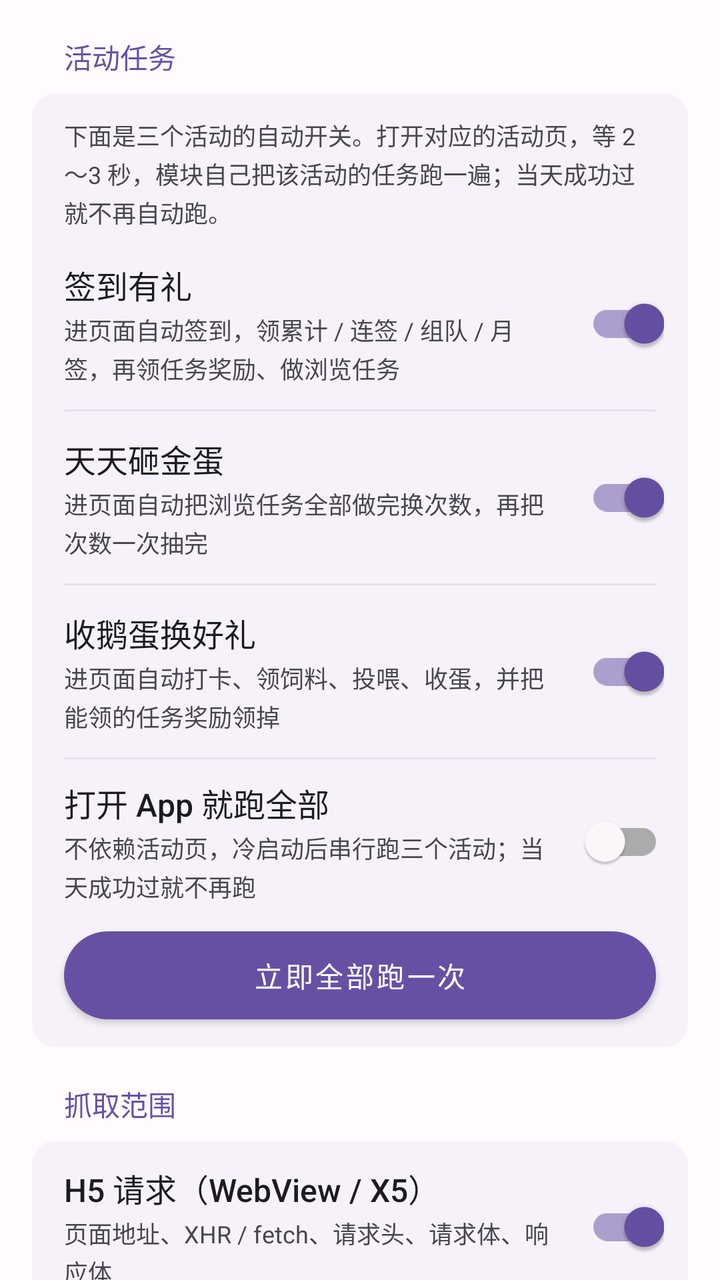
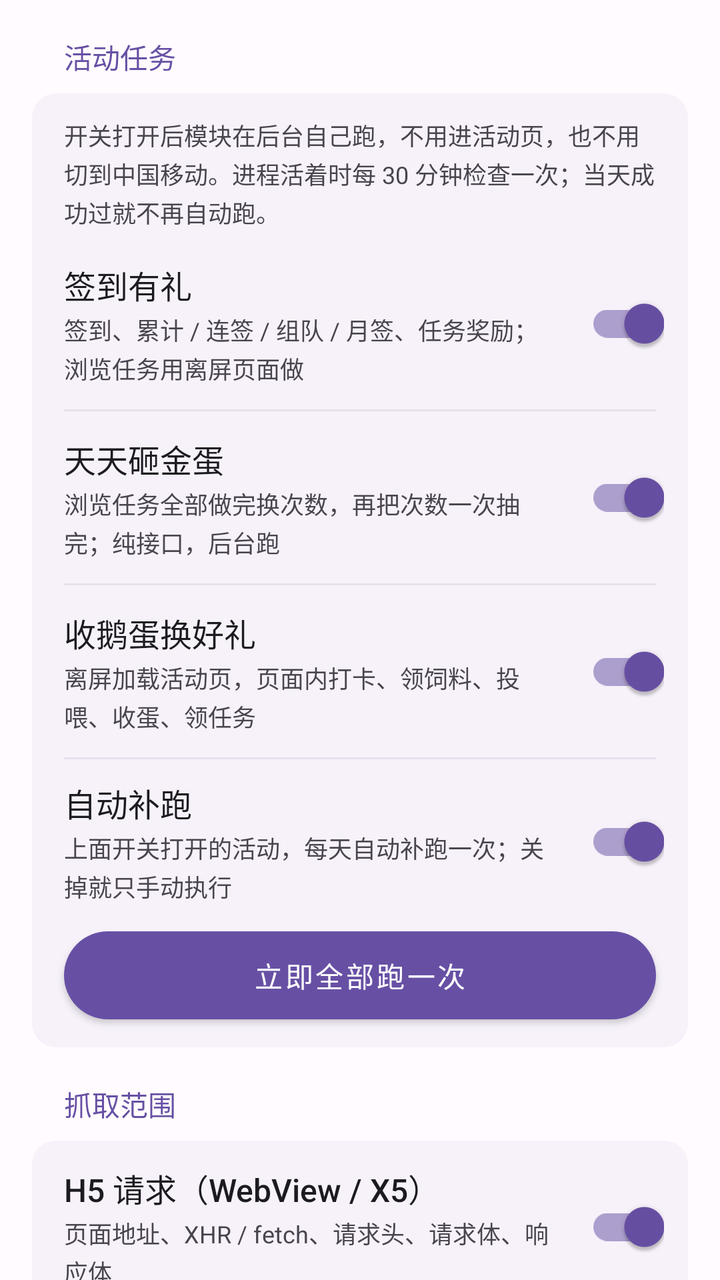

Compare the two renders of this Android layout. The source of the first and the diff that turns it into the second are given below.
<!-- AndroidManifest.xml: application theme Theme.CmccHook -->
<!-- res/layout/page_func.xml -->
<?xml version="1.0" encoding="utf-8"?>
<ScrollView xmlns:android="http://schemas.android.com/apk/res/android"
    xmlns:app="http://schemas.android.com/apk/res-auto"
    android:layout_width="match_parent"
    android:layout_height="match_parent"
    android:clipToPadding="false"
    android:fillViewport="true"
    android:scrollbars="none">

    <LinearLayout
        android:layout_width="match_parent"
        android:layout_height="wrap_content"
        android:orientation="vertical"
        android:paddingStart="16dp"
        android:paddingEnd="16dp"
        android:paddingBottom="24dp">

        <TextView
            style="@style/SectionTitle"
            android:layout_width="wrap_content"
            android:layout_height="wrap_content"
            android:text="@string/task_title" />

        <LinearLayout
            style="@style/CardBox"
            android:layout_width="match_parent"
            android:layout_height="wrap_content">

            <TextView
                style="@style/RowDesc"
                android:layout_width="match_parent"
                android:layout_height="wrap_content"
                android:paddingStart="16dp"
                android:paddingTop="12dp"
                android:paddingEnd="16dp"
                android:paddingBottom="4dp"
                android:text="@string/task_hint" />

            <LinearLayout
                android:layout_width="match_parent"
                android:layout_height="wrap_content"
                android:gravity="center_vertical"
                android:orientation="horizontal"
                android:paddingStart="16dp"
                android:paddingTop="12dp"
                android:paddingEnd="12dp"
                android:paddingBottom="12dp">

                <LinearLayout
                    android:layout_width="0dp"
                    android:layout_height="wrap_content"
                    android:layout_weight="1"
                    android:orientation="vertical">

                    <TextView
                        style="@style/RowTitle"
                        android:layout_width="match_parent"
                        android:layout_height="wrap_content"
                        android:text="@string/task_sign" />

                    <TextView
                        style="@style/RowDesc"
                        android:layout_width="match_parent"
                        android:layout_height="wrap_content"
                        android:text="@string/task_sign_desc" />
                </LinearLayout>

                <com.google.android.material.switchmaterial.SwitchMaterial
                    android:id="@+id/switchPageSign"
                    android:layout_width="wrap_content"
                    android:layout_height="wrap_content"
                    android:layout_marginStart="8dp"
                    android:checked="true" />
            </LinearLayout>

            <View
                android:layout_width="match_parent"
                android:layout_height="1dp"
                android:layout_marginStart="16dp"
                android:layout_marginEnd="16dp"
                android:background="@color/divider" />

            <LinearLayout
                android:layout_width="match_parent"
                android:layout_height="wrap_content"
                android:gravity="center_vertical"
                android:orientation="horizontal"
                android:paddingStart="16dp"
                android:paddingTop="12dp"
                android:paddingEnd="12dp"
                android:paddingBottom="12dp">

                <LinearLayout
                    android:layout_width="0dp"
                    android:layout_height="wrap_content"
                    android:layout_weight="1"
                    android:orientation="vertical">

                    <TextView
                        style="@style/RowTitle"
                        android:layout_width="match_parent"
                        android:layout_height="wrap_content"
                        android:text="@string/task_egg" />

                    <TextView
                        style="@style/RowDesc"
                        android:layout_width="match_parent"
                        android:layout_height="wrap_content"
                        android:text="@string/task_egg_desc" />
                </LinearLayout>

                <com.google.android.material.switchmaterial.SwitchMaterial
                    android:id="@+id/switchPageEgg"
                    android:layout_width="wrap_content"
                    android:layout_height="wrap_content"
                    android:layout_marginStart="8dp"
                    android:checked="true" />
            </LinearLayout>

            <View
                android:layout_width="match_parent"
                android:layout_height="1dp"
                android:layout_marginStart="16dp"
                android:layout_marginEnd="16dp"
                android:background="@color/divider" />

            <LinearLayout
                android:layout_width="match_parent"
                android:layout_height="wrap_content"
                android:gravity="center_vertical"
                android:orientation="horizontal"
                android:paddingStart="16dp"
                android:paddingTop="12dp"
                android:paddingEnd="12dp"
                android:paddingBottom="12dp">

                <LinearLayout
                    android:layout_width="0dp"
                    android:layout_height="wrap_content"
                    android:layout_weight="1"
                    android:orientation="vertical">

                    <TextView
                        style="@style/RowTitle"
                        android:layout_width="match_parent"
                        android:layout_height="wrap_content"
                        android:text="@string/task_goose" />

                    <TextView
                        style="@style/RowDesc"
                        android:layout_width="match_parent"
                        android:layout_height="wrap_content"
                        android:text="@string/task_goose_desc" />
                </LinearLayout>

                <com.google.android.material.switchmaterial.SwitchMaterial
                    android:id="@+id/switchPageGoose"
                    android:layout_width="wrap_content"
                    android:layout_height="wrap_content"
                    android:layout_marginStart="8dp"
                    android:checked="true" />
            </LinearLayout>

            <View
                android:layout_width="match_parent"
                android:layout_height="1dp"
                android:layout_marginStart="16dp"
                android:layout_marginEnd="16dp"
                android:background="@color/divider" />

            <LinearLayout
                android:layout_width="match_parent"
                android:layout_height="wrap_content"
                android:gravity="center_vertical"
                android:orientation="horizontal"
                android:paddingStart="16dp"
                android:paddingTop="10dp"
                android:paddingEnd="12dp"
                android:paddingBottom="10dp">

                <LinearLayout
                    android:layout_width="0dp"
                    android:layout_height="wrap_content"
                    android:layout_weight="1"
                    android:orientation="vertical">

                    <TextView
                        style="@style/RowTitle"
                        android:layout_width="match_parent"
                        android:layout_height="wrap_content"
                        android:text="@string/task_auto" />

                    <TextView
                        style="@style/RowDesc"
                        android:layout_width="match_parent"
                        android:layout_height="wrap_content"
                        android:text="@string/task_auto_desc" />
                </LinearLayout>

                <com.google.android.material.switchmaterial.SwitchMaterial
                    android:id="@+id/switchAutoSign"
                    android:layout_width="wrap_content"
                    android:layout_height="wrap_content"
                    android:layout_marginStart="8dp"
                    android:checked="false" />
            </LinearLayout>

            <com.google.android.material.button.MaterialButton
                android:id="@+id/btnRunAll"
                android:layout_width="match_parent"
                android:layout_height="44dp"
                android:layout_marginStart="16dp"
                android:layout_marginTop="4dp"
                android:layout_marginEnd="16dp"
                android:layout_marginBottom="14dp"
                android:insetTop="0dp"
                android:insetBottom="0dp"
                android:text="@string/btn_all"
                android:textAllCaps="false"
                android:textColor="@color/on_primary"
                android:textSize="14sp"
                app:backgroundTint="@color/primary"
                app:cornerRadius="999dp"
                app:elevation="0dp" />
        </LinearLayout>



        <TextView
            style="@style/SectionTitle"
            android:layout_width="wrap_content"
            android:layout_height="wrap_content"
            android:text="@string/capture_title" />

        <LinearLayout
            style="@style/CardBox"
            android:layout_width="match_parent"
            android:layout_height="wrap_content">

            <LinearLayout
                android:layout_width="match_parent"
                android:layout_height="wrap_content"
                android:gravity="center_vertical"
                android:orientation="horizontal"
                android:paddingStart="16dp"
                android:paddingTop="12dp"
                android:paddingEnd="12dp"
                android:paddingBottom="12dp">

                <LinearLayout
                    android:layout_width="0dp"
                    android:layout_height="wrap_content"
                    android:layout_weight="1"
                    android:orientation="vertical">

                    <TextView
                        style="@style/RowTitle"
                        android:layout_width="match_parent"
                        android:layout_height="wrap_content"
                        android:text="@string/capture_h5" />

                    <TextView
                        style="@style/RowDesc"
                        android:layout_width="match_parent"
                        android:layout_height="wrap_content"
                        android:text="@string/capture_h5_desc" />
                </LinearLayout>

                <com.google.android.material.switchmaterial.SwitchMaterial
                    android:id="@+id/switchH5"
                    android:layout_width="wrap_content"
                    android:layout_height="wrap_content"
                    android:layout_marginStart="8dp"
                    android:checked="true" />
            </LinearLayout>

            <View
                android:layout_width="match_parent"
                android:layout_height="1dp"
                android:layout_marginStart="16dp"
                android:layout_marginEnd="16dp"
                android:background="@color/divider" />

            <LinearLayout
                android:layout_width="match_parent"
                android:layout_height="wrap_content"
                android:gravity="center_vertical"
                android:orientation="horizontal"
                android:paddingStart="16dp"
                android:paddingTop="12dp"
                android:paddingEnd="12dp"
                android:paddingBottom="12dp">

                <LinearLayout
                    android:layout_width="0dp"
                    android:layout_height="wrap_content"
                    android:layout_weight="1"
                    android:orientation="vertical">

                    <TextView
                        style="@style/RowTitle"
                        android:layout_width="match_parent"
                        android:layout_height="wrap_content"
                        android:text="@string/capture_native" />

                    <TextView
                        style="@style/RowDesc"
                        android:layout_width="match_parent"
                        android:layout_height="wrap_content"
                        android:text="@string/capture_native_desc" />
                </LinearLayout>

                <com.google.android.material.switchmaterial.SwitchMaterial
                    android:id="@+id/switchNative"
                    android:layout_width="wrap_content"
                    android:layout_height="wrap_content"
                    android:layout_marginStart="8dp"
                    android:checked="true" />
            </LinearLayout>

            <View
                android:layout_width="match_parent"
                android:layout_height="1dp"
                android:layout_marginStart="16dp"
                android:layout_marginEnd="16dp"
                android:background="@color/divider" />

            <LinearLayout
                android:layout_width="match_parent"
                android:layout_height="wrap_content"
                android:gravity="center_vertical"
                android:orientation="horizontal"
                android:paddingStart="16dp"
                android:paddingTop="12dp"
                android:paddingEnd="12dp"
                android:paddingBottom="12dp">

                <LinearLayout
                    android:layout_width="0dp"
                    android:layout_height="wrap_content"
                    android:layout_weight="1"
                    android:orientation="vertical">

                    <TextView
                        style="@style/RowTitle"
                        android:layout_width="match_parent"
                        android:layout_height="wrap_content"
                        android:text="@string/capture_ui" />

                    <TextView
                        style="@style/RowDesc"
                        android:layout_width="match_parent"
                        android:layout_height="wrap_content"
                        android:text="@string/capture_ui_desc" />
                </LinearLayout>

                <com.google.android.material.switchmaterial.SwitchMaterial
                    android:id="@+id/switchUi"
                    android:layout_width="wrap_content"
                    android:layout_height="wrap_content"
                    android:layout_marginStart="8dp"
                    android:checked="true" />
            </LinearLayout>

            <View
                android:layout_width="match_parent"
                android:layout_height="1dp"
                android:layout_marginStart="16dp"
                android:layout_marginEnd="16dp"
                android:background="@color/divider" />

            <LinearLayout
                android:layout_width="match_parent"
                android:layout_height="wrap_content"
                android:gravity="center_vertical"
                android:orientation="horizontal"
                android:paddingStart="16dp"
                android:paddingTop="12dp"
                android:paddingEnd="12dp"
                android:paddingBottom="12dp">

                <LinearLayout
                    android:layout_width="0dp"
                    android:layout_height="wrap_content"
                    android:layout_weight="1"
                    android:orientation="vertical">

                    <TextView
                        style="@style/RowTitle"
                        android:layout_width="match_parent"
                        android:layout_height="wrap_content"
                        android:text="@string/capture_storage" />

                    <TextView
                        style="@style/RowDesc"
                        android:layout_width="match_parent"
                        android:layout_height="wrap_content"
                        android:text="@string/capture_storage_desc" />
                </LinearLayout>

                <com.google.android.material.switchmaterial.SwitchMaterial
                    android:id="@+id/switchStorage"
                    android:layout_width="wrap_content"
                    android:layout_height="wrap_content"
                    android:layout_marginStart="8dp"
                    android:checked="true" />
            </LinearLayout>
        </LinearLayout>

        <TextView
            style="@style/SectionTitle"
            android:layout_width="wrap_content"
            android:layout_height="wrap_content"
            android:text="@string/filter_title" />

        <LinearLayout
            style="@style/CardBox"
            android:layout_width="match_parent"
            android:layout_height="wrap_content">

            <LinearLayout
                android:layout_width="match_parent"
                android:layout_height="wrap_content"
                android:gravity="center_vertical"
                android:orientation="horizontal"
                android:paddingStart="16dp"
                android:paddingTop="12dp"
                android:paddingEnd="12dp"
                android:paddingBottom="12dp">

                <LinearLayout
                    android:layout_width="0dp"
                    android:layout_height="wrap_content"
                    android:layout_weight="1"
                    android:orientation="vertical">

                    <TextView
                        style="@style/RowTitle"
                        android:layout_width="match_parent"
                        android:layout_height="wrap_content"
                        android:text="@string/capture_filter" />

                    <TextView
                        style="@style/RowDesc"
                        android:layout_width="match_parent"
                        android:layout_height="wrap_content"
                        android:text="@string/capture_filter_desc" />
                </LinearLayout>

                <com.google.android.material.switchmaterial.SwitchMaterial
                    android:id="@+id/switchFilter"
                    android:layout_width="wrap_content"
                    android:layout_height="wrap_content"
                    android:layout_marginStart="8dp"
                    android:checked="true" />
            </LinearLayout>

            <View
                android:layout_width="match_parent"
                android:layout_height="1dp"
                android:layout_marginStart="16dp"
                android:layout_marginEnd="16dp"
                android:background="@color/divider" />

            <LinearLayout
                android:layout_width="match_parent"
                android:layout_height="wrap_content"
                android:gravity="center_vertical"
                android:orientation="horizontal"
                android:paddingStart="16dp"
                android:paddingTop="12dp"
                android:paddingEnd="12dp"
                android:paddingBottom="12dp">

                <LinearLayout
                    android:layout_width="0dp"
                    android:layout_height="wrap_content"
                    android:layout_weight="1"
                    android:orientation="vertical">

                    <TextView
                        style="@style/RowTitle"
                        android:layout_width="match_parent"
                        android:layout_height="wrap_content"
                        android:text="@string/capture_h5_noise" />

                    <TextView
                        style="@style/RowDesc"
                        android:layout_width="match_parent"
                        android:layout_height="wrap_content"
                        android:text="@string/capture_h5_noise_desc" />
                </LinearLayout>

                <com.google.android.material.switchmaterial.SwitchMaterial
                    android:id="@+id/switchH5Noise"
                    android:layout_width="wrap_content"
                    android:layout_height="wrap_content"
                    android:layout_marginStart="8dp"
                    android:checked="true" />
            </LinearLayout>
        </LinearLayout>

        <TextView
            style="@style/SectionTitle"
            android:layout_width="wrap_content"
            android:layout_height="wrap_content"
            android:text="@string/debug_title" />

        <LinearLayout
            style="@style/CardBox"
            android:layout_width="match_parent"
            android:layout_height="wrap_content"
            android:paddingStart="16dp"
            android:paddingTop="12dp"
            android:paddingEnd="12dp"
            android:paddingBottom="12dp">

            <LinearLayout
                android:layout_width="match_parent"
                android:layout_height="wrap_content"
                android:gravity="center_vertical"
                android:orientation="horizontal">

                <LinearLayout
                    android:layout_width="0dp"
                    android:layout_height="wrap_content"
                    android:layout_weight="1"
                    android:orientation="vertical">

                    <TextView
                        style="@style/RowTitle"
                        android:layout_width="match_parent"
                        android:layout_height="wrap_content"
                        android:text="@string/capture_verbose_raw" />

                    <TextView
                        style="@style/RowDesc"
                        android:layout_width="match_parent"
                        android:layout_height="wrap_content"
                        android:text="@string/capture_verbose_raw_desc" />
                </LinearLayout>

                <com.google.android.material.switchmaterial.SwitchMaterial
                    android:id="@+id/switchVerboseRaw"
                    android:layout_width="wrap_content"
                    android:layout_height="wrap_content"
                    android:layout_marginStart="8dp"
                    android:checked="false" />
            </LinearLayout>
        </LinearLayout>

        <TextView
            style="@style/SectionTitle"
            android:layout_width="wrap_content"
            android:layout_height="wrap_content"
            android:text="@string/module_title" />

        <LinearLayout
            style="@style/CardBox"
            android:layout_width="match_parent"
            android:layout_height="wrap_content"
            android:paddingStart="16dp"
            android:paddingTop="12dp"
            android:paddingEnd="12dp"
            android:paddingBottom="12dp">

            <LinearLayout
                android:layout_width="match_parent"
                android:layout_height="wrap_content"
                android:gravity="center_vertical"
                android:orientation="horizontal">

                <LinearLayout
                    android:layout_width="0dp"
                    android:layout_height="wrap_content"
                    android:layout_weight="1"
                    android:orientation="vertical">

                    <TextView
                        style="@style/RowTitle"
                        android:layout_width="match_parent"
                        android:layout_height="wrap_content"
                        android:text="@string/capture_secondary" />

                    <TextView
                        style="@style/RowDesc"
                        android:layout_width="match_parent"
                        android:layout_height="wrap_content"
                        android:text="@string/capture_secondary_desc" />
                </LinearLayout>

                <com.google.android.material.switchmaterial.SwitchMaterial
                    android:id="@+id/switchSecondary"
                    android:layout_width="wrap_content"
                    android:layout_height="wrap_content"
                    android:layout_marginStart="8dp"
                    android:checked="false" />
            </LinearLayout>
        </LinearLayout>
    </LinearLayout>
</ScrollView>
<!-- resources referenced by this layout -->
<resources>
  <color name="divider">#E7E0EC</color>
  <color name="on_primary">#FFFFFF</color>
  <color name="primary">#6750A4</color>
  <string name="btn_all">立即全部跑一次</string>
  <string name="capture_filter">仅记录 10086 / cmcc 域名</string>
  <string name="capture_filter_desc">关闭后会记录目标 App 的更多请求，日志会明显变多</string>
  <string name="capture_h5">H5 请求（WebView / X5）</string>
  <string name="capture_h5_desc">页面地址、XHR / fetch、请求头、请求体、响应体</string>
  <string name="capture_h5_noise">过滤 H5 埋点噪音</string>
  <string name="capture_h5_noise_desc">屏蔽 psie 曝光埋点等第三方 SDK 的重复报错，每 60 秒汇总一条。关闭后原样记录每一条。</string>
  <string name="capture_native">原生网络（OkHttp）</string>
  <string name="capture_native_desc">App 自身接口的 URL、请求头、请求体、响应头、响应体</string>
  <string name="capture_secondary">注入其他进程（默认关闭）</string>
  <string name="capture_secondary_desc">加固壳的 :tools 安全进程始终跳过。只有需要抓取推送 / X5 沙盒等进程时才打开，平时保持关闭更稳定。</string>
  <string name="capture_storage">Cookie / Storage</string>
  <string name="capture_storage_desc">WebView Cookie、localStorage、sessionStorage</string>
  <string name="capture_title">抓取范围</string>
  <string name="capture_ui">页面与点击</string>
  <string name="capture_ui_desc">Activity 跳转、WebView 页面、H5 点击文本</string>
  <string name="capture_verbose_raw">详细原始返回</string>
  <string name="capture_verbose_raw_desc">关：每条原始返回截到 8 KB，日志不会暴涨、看日志也不卡；开：整段输出（对接接口、核对字段时才用，日志会非常大）</string>
  <string name="debug_title">调试</string>
  <string name="filter_title">过滤</string>
  <string name="module_title">模块</string>
  <string name="task_auto">打开 App 就跑全部</string>
  <string name="task_auto_desc">不依赖活动页，冷启动后串行跑三个活动；当天成功过就不再跑</string>
  <string name="task_egg">天天砸金蛋</string>
  <string name="task_egg_desc">进页面自动把浏览任务全部做完换次数，再把次数一次抽完</string>
  <string name="task_goose">收鹅蛋换好礼</string>
  <string name="task_goose_desc">进页面自动打卡、领饲料、投喂、收蛋，并把能领的任务奖励领掉</string>
  <string name="task_hint">下面是三个活动的自动开关。打开对应的活动页，等 2～3 秒，模块自己把该活动的任务跑一遍；当天成功过就不再自动跑。</string>
  <string name="task_sign">签到有礼</string>
  <string name="task_sign_desc">进页面自动签到，领累计 / 连签 / 组队 / 月签，再领任务奖励、做浏览任务</string>
  <string name="task_title">活动任务</string>
  <style name="CardBox">
          <item name="android:background">@drawable/bg_card</item>
          <item name="android:orientation">vertical</item>
      </style>
  <style name="RowDesc">
          <item name="android:textSize">12sp</item>
          <item name="android:textColor">@color/text_secondary</item>
          <item name="android:lineSpacingExtra">2dp</item>
          <item name="android:paddingTop">2dp</item>
      </style>
  <style name="RowTitle">
          <item name="android:textSize">16sp</item>
          <item name="android:fontFamily">sans-serif-medium</item>
          <item name="android:textColor">@color/text_primary</item>
      </style>
  <style name="SectionTitle">
          <item name="android:textSize">14sp</item>
          <item name="android:fontFamily">sans-serif-medium</item>
          <item name="android:textColor">@color/primary</item>
          <item name="android:paddingStart">16dp</item>
          <item name="android:paddingEnd">16dp</item>
          <item name="android:paddingTop">18dp</item>
          <item name="android:paddingBottom">8dp</item>
      </style>
  <!-- drawable bg_card (drawable) -->
  <?xml version="1.0" encoding="utf-8"?>
  <shape xmlns:android="http://schemas.android.com/apk/res/android"
      android:shape="rectangle">
      <solid android:color="@color/container_low" />
      <corners android:radius="12dp" />
  </shape>
  <color name="text_secondary">#49454F</color>
  <color name="text_primary">#1C1B1F</color>
  <color name="primary_dark">#4F378B</color>
  <color name="surface">#FFFBFE</color>
  <color name="background">#FFFBFE</color>
  <color name="container_low">#F7F2FA</color>
  <!-- unchanged entries left out for length: 1 -->
</resources>

<!-- the commit's change to res/layout/page_func.xml (unified diff, before → after) -->
@@ -202,7 +202,7 @@
                     android:layout_width="wrap_content"
                     android:layout_height="wrap_content"
                     android:layout_marginStart="8dp"
-                    android:checked="false" />
+                    android:checked="true" />
             </LinearLayout>
 
             <com.google.android.material.button.MaterialButton
<!-- resource entries referenced after the edit -->
@@ -24,15 +24,15 @@
   <string name="debug_title">调试</string>
   <string name="filter_title">过滤</string>
   <string name="module_title">模块</string>
-  <string name="task_auto">打开 App 就跑全部</string>
-  <string name="task_auto_desc">不依赖活动页，冷启动后串行跑三个活动；当天成功过就不再跑</string>
+  <string name="task_auto">自动补跑</string>
+  <string name="task_auto_desc">上面开关打开的活动，每天自动补跑一次；关掉就只手动执行</string>
   <string name="task_egg">天天砸金蛋</string>
-  <string name="task_egg_desc">进页面自动把浏览任务全部做完换次数，再把次数一次抽完</string>
+  <string name="task_egg_desc">浏览任务全部做完换次数，再把次数一次抽完；纯接口，后台跑</string>
   <string name="task_goose">收鹅蛋换好礼</string>
-  <string name="task_goose_desc">进页面自动打卡、领饲料、投喂、收蛋，并把能领的任务奖励领掉</string>
-  <string name="task_hint">下面是三个活动的自动开关。打开对应的活动页，等 2～3 秒，模块自己把该活动的任务跑一遍；当天成功过就不再自动跑。</string>
+  <string name="task_goose_desc">离屏加载活动页，页面内打卡、领饲料、投喂、收蛋、领任务</string>
+  <string name="task_hint">开关打开后模块在后台自己跑，不用进活动页，也不用切到中国移动。进程活着时每 30 分钟检查一次；当天成功过就不再自动跑。</string>
   <string name="task_sign">签到有礼</string>
-  <string name="task_sign_desc">进页面自动签到，领累计 / 连签 / 组队 / 月签，再领任务奖励、做浏览任务</string>
+  <string name="task_sign_desc">签到、累计 / 连签 / 组队 / 月签、任务奖励；浏览任务用离屏页面做</string>
   <string name="task_title">活动任务</string>
   <style name="CardBox">
           <item name="android:background">@drawable/bg_card</item>
